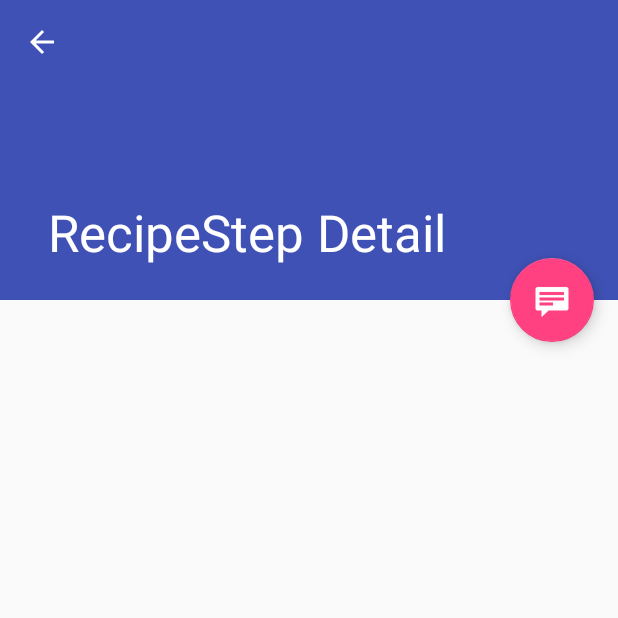
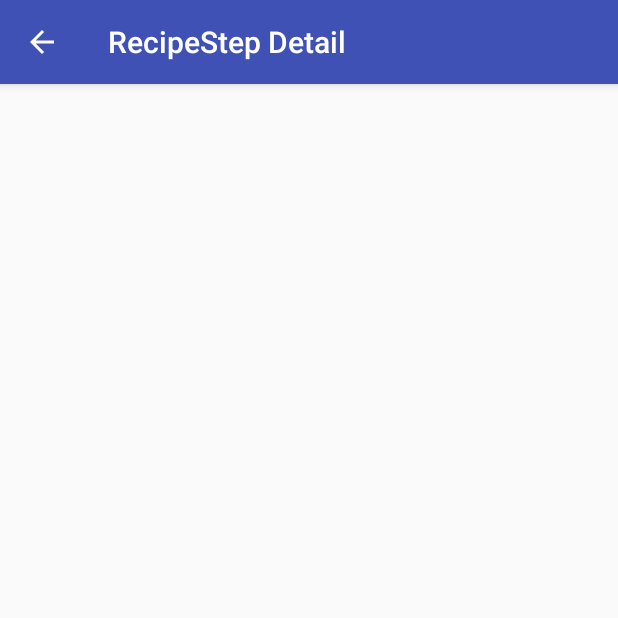
Before and after one commit to gzr7702/FreshlyBaked, an Android app: the InstructionDetailActivity screen opened directly, with no data from a screen before it, on a phone screen of 412 x 824 dp, the top half of it. Run offline under Robolectric (Android 15) with nearby library versions, the phone set to English and light mode, and no system bars.

Commit message:
fix: instruction detail activity is working

```diff
--- a/app/src/main/java/com/gzr7702/freshlybaked/InstructionDetailActivity.java
+++ b/app/src/main/java/com/gzr7702/freshlybaked/InstructionDetailActivity.java
@@ -5,6 +5,7 @@ import android.os.Bundle;
 import android.support.design.widget.FloatingActionButton;
 import android.support.design.widget.Snackbar;
 import android.support.v7.widget.Toolbar;
+import android.util.Log;
 import android.view.View;
 import android.support.v7.app.AppCompatActivity;
 import android.support.v7.app.ActionBar;
@@ -22,15 +23,6 @@ public class InstructionDetailActivity extends AppCompatActivity {
         setContentView(R.layout.activity_instruction_detail);
         Toolbar toolbar = (Toolbar) findViewById(R.id.detail_toolbar);
         setSupportActionBar(toolbar);
-
-        FloatingActionButton fab = (FloatingActionButton) findViewById(R.id.fab);
-        fab.setOnClickListener(new View.OnClickListener() {
-            @Override
-            public void onClick(View view) {
-                Snackbar.make(view, "Replace with your own detail action", Snackbar.LENGTH_LONG)
-                        .setAction("Action", null).show();
-            }
-        });
 
         // Show the Up button in the action bar.
         ActionBar actionBar = getSupportActionBar();
@@ -51,8 +43,11 @@ public class InstructionDetailActivity extends AppCompatActivity {
             // Create the detail fragment and add it to the activity
             // using a fragment transaction.
             Bundle arguments = new Bundle();
-            arguments.putString(InstructionDetailFragment.ARG_ITEM_ID,
-                    getIntent().getStringExtra(InstructionDetailFragment.ARG_ITEM_ID));
+            String description = getIntent().getStringExtra(InstructionDetailFragment.DESCRIPTION);
+            String videoUrl = getIntent().getStringExtra(InstructionDetailFragment.VIDEO_URL);
+            arguments.putString(InstructionDetailFragment.DESCRIPTION, description);
+            arguments.putString(InstructionDetailFragment.VIDEO_URL, videoUrl);
+            Log.v("bundle instr detail: ", arguments.toString());
             InstructionDetailFragment fragment = new InstructionDetailFragment();
             fragment.setArguments(arguments);
             getSupportFragmentManager().beginTransaction()
--- a/app/src/main/java/com/gzr7702/freshlybaked/InstructionDetailFragment.java
+++ b/app/src/main/java/com/gzr7702/freshlybaked/InstructionDetailFragment.java
@@ -8,8 +8,7 @@ import android.view.LayoutInflater;
 import android.view.View;
 import android.view.ViewGroup;
 import android.widget.TextView;
-
-import com.gzr7702.freshlybaked.data.DummyContent;
+import android.widget.Toolbar;
 
 /**
  * Fragment that lives within the InstructionDetailActivity.
@@ -20,12 +19,10 @@ public class InstructionDetailFragment extends Fragment {
      * The fragment argument representing the item ID that this fragment
      * represents.
      */
-    public static final String ARG_ITEM_ID = "item_id";
-
-    /**
-     * The dummy content this fragment is presenting.
-     */
-    private DummyContent.DummyItem mItem;
+    public static final String DESCRIPTION = "LONG_DESCRIPTION";
+    public static final String VIDEO_URL = "VIDEO_URL";
+    private String mDescription;
+    private String mVideoUrl;
 
     /**
      * Mandatory empty constructor for the fragment manager to instantiate the
@@ -38,18 +35,8 @@ public class InstructionDetailFragment extends Fragment {
     public void onCreate(Bundle savedInstanceState) {
         super.onCreate(savedInstanceState);
 
-        if (getArguments().containsKey(ARG_ITEM_ID)) {
-            // Load the dummy content specified by the fragment
-            // arguments. In a real-world scenario, use a Loader
-            // to load content from a content provider.
-            mItem = DummyContent.ITEM_MAP.get(getArguments().getString(ARG_ITEM_ID));
-
-            Activity activity = this.getActivity();
-            CollapsingToolbarLayout appBarLayout = (CollapsingToolbarLayout) activity.findViewById(R.id.toolbar_layout);
-            if (appBarLayout != null) {
-                appBarLayout.setTitle(mItem.content);
-            }
-        }
+        mDescription = getArguments().getString(DESCRIPTION);
+        mVideoUrl = getArguments().getString(VIDEO_URL);
     }
 
     @Override
@@ -57,10 +44,7 @@ public class InstructionDetailFragment extends Fragment {
                              Bundle savedInstanceState) {
         View rootView = inflater.inflate(R.layout.fragment_instruction_detail, container, false);
 
-        // Show the dummy content as text in a TextView.
-        if (mItem != null) {
-            ((TextView) rootView.findViewById(R.id.instruction_detail)).setText(mItem.details);
-        }
+        ((TextView) rootView.findViewById(R.id.instruction_detail)).setText(mDescription);
 
         return rootView;
     }
--- a/app/src/main/res/layout/activity_instruction_detail.xml
+++ b/app/src/main/res/layout/activity_instruction_detail.xml
@@ -13,27 +13,14 @@
     <android.support.design.widget.AppBarLayout
         android:id="@+id/app_bar"
         android:layout_width="match_parent"
-        android:layout_height="@dimen/app_bar_height"
-        android:fitsSystemWindows="true"
-        android:theme="@style/ThemeOverlay.AppCompat.Dark.ActionBar">
+        android:layout_height="wrap_content"
+        android:theme="@style/AppTheme.AppBarOverlay">
 
-        <android.support.design.widget.CollapsingToolbarLayout
-            android:id="@+id/toolbar_layout"
+        <android.support.v7.widget.Toolbar
+            android:id="@+id/detail_toolbar"
             android:layout_width="match_parent"
-            android:layout_height="match_parent"
-            android:fitsSystemWindows="true"
-            app:contentScrim="?attr/colorPrimary"
-            app:layout_scrollFlags="scroll|exitUntilCollapsed"
-            app:toolbarId="@+id/toolbar">
-
-            <android.support.v7.widget.Toolbar
-                android:id="@+id/detail_toolbar"
-                android:layout_width="match_parent"
-                android:layout_height="?attr/actionBarSize"
-                app:layout_collapseMode="pin"
-                app:popupTheme="@style/ThemeOverlay.AppCompat.Light"/>
-
-        </android.support.design.widget.CollapsingToolbarLayout>
+            android:layout_height="?attr/actionBarSize"
+            app:popupTheme="@style/AppTheme.PopupOverlay"/>
 
     </android.support.design.widget.AppBarLayout>
 
@@ -43,14 +30,4 @@
         android:layout_height="match_parent"
         app:layout_behavior="@string/appbar_scrolling_view_behavior"/>
 
-    <android.support.design.widget.FloatingActionButton
-        android:id="@+id/fab"
-        android:layout_width="wrap_content"
-        android:layout_height="wrap_content"
-        android:layout_gravity="center_vertical|start"
-        android:layout_margin="@dimen/fab_margin"
-        app:layout_anchor="@+id/instruction_detail_container"
-        app:layout_anchorGravity="top|end"
-        app:srcCompat="@android:drawable/stat_notify_chat"/>
-
 </android.support.design.widget.CoordinatorLayout>
```
Also changed, not shown: app/src/main/java/com/gzr7702/freshlybaked/InstructionListActivity.java (+13 -6 lines), app/src/main/java/com/gzr7702/freshlybaked/data/Instruction.java (+8 -0 lines).
